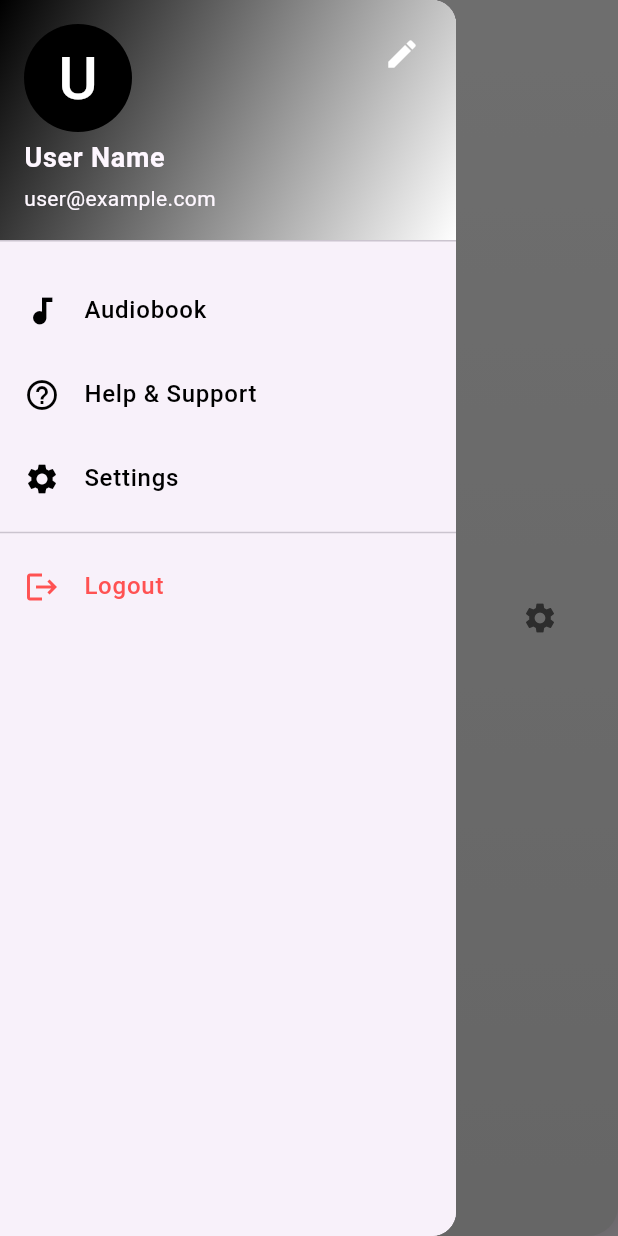
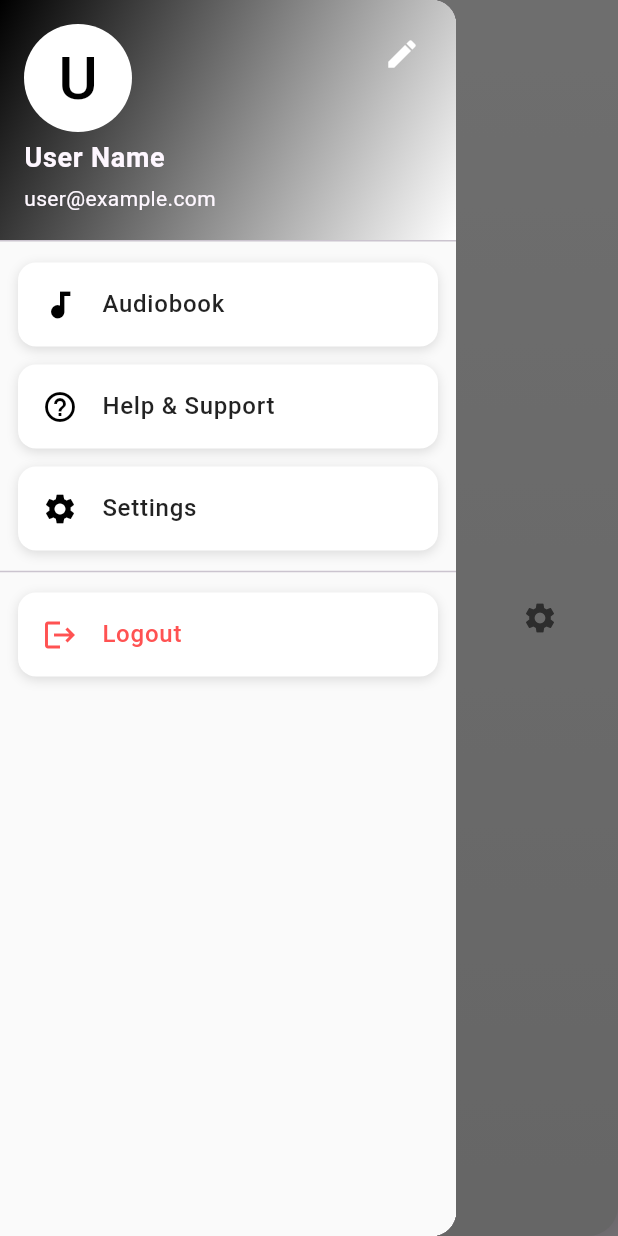
Before and after one commit to Walapalam/VisuaLit, a Flutter app: the screen it shows after launch, with the side drawer open, on a phone screen of 412 x 824 dp. Run offline on Flutter 3.47's test engine with Material 3 defaults, Android fonts, the phone set to English and light mode, and no system bars; drawn by our look-alikes of google_nav_bar.

Commit message:
settings screen and audibook

```diff
--- a/visualit_app/lib/views/drawer_menu.dart
+++ b/visualit_app/lib/views/drawer_menu.dart
@@ -1,4 +1,6 @@
 import 'package:flutter/material.dart';
+import 'package:visualit_app/views/settings_page.dart';
+import 'package:visualit_app/views/help_support_page.dart';
 import 'app_colours.dart' as AppColors;
 
 class DrawerMenu extends StatelessWidget {
@@ -7,8 +9,9 @@ class DrawerMenu extends StatelessWidget {
   @override
   Widget build(BuildContext context) {
     return Drawer(
-      child: ListView(
-        padding: EdgeInsets.zero,
+      child: Container(
+        color: Colors.grey[50],
+        child: Column(
           children: <Widget>[
             UserAccountsDrawerHeader(
               accountName: const Text(
@@ -20,10 +23,10 @@ class DrawerMenu extends StatelessWidget {
                 style: TextStyle(fontSize: 14),
               ),
               currentAccountPicture: CircleAvatar(
-              backgroundColor: AppColors.background,
+                backgroundColor: Colors.white,
                 child: Text(
                   'U',
-                style: TextStyle(fontSize: 40.0, color: AppColors.subBackground),
+                  style: TextStyle(fontSize: 40.0, color: AppColors.background),
                 ),
               ),
               decoration: BoxDecoration(
@@ -35,14 +38,16 @@ class DrawerMenu extends StatelessWidget {
               ),
               otherAccountsPictures: <Widget>[
                 IconButton(
-                icon: Icon(Icons.edit, color: Colors.white),
+                  icon: const Icon(Icons.edit, color: Colors.white),
                   onPressed: () {
                     // Handle edit profile button press
                   },
                 ),
               ],
             ),
-          const SizedBox(height: 10),
+            Expanded(
+              child: ListView(
+                children: [
                   _buildDrawerItem(
                     icon: Icons.audiotrack,
                     text: 'Audiobook',
@@ -54,14 +59,20 @@ class DrawerMenu extends StatelessWidget {
                     icon: Icons.help_outline,
                     text: 'Help & Support',
                     onTap: () {
-              // Handle Help tap
+                      Navigator.push(
+                        context,
+                        MaterialPageRoute(builder: (context) => const HelpSupportPage()),
+                      );
                     },
                   ),
                   _buildDrawerItem(
                     icon: Icons.settings,
                     text: 'Settings',
                     onTap: () {
-              // Handle Settings tap
+                      Navigator.push(
+                        context,
+                        MaterialPageRoute(builder: (context) => const SettingsPage()),
+                      );
                     },
                   ),
                   const Divider(),
@@ -75,6 +86,10 @@ class DrawerMenu extends StatelessWidget {
                   ),
                 ],
               ),
+            ),
+          ],
+        ),
+      ),
     );
   }
 
@@ -84,17 +99,31 @@ class DrawerMenu extends StatelessWidget {
     Color? color,
     required VoidCallback onTap,
   }) {
-    return ListTile(
+    return Container(
+      margin: const EdgeInsets.symmetric(horizontal: 12, vertical: 6),
+      decoration: BoxDecoration(
+        color: Colors.white,
+        borderRadius: BorderRadius.circular(12),
+        boxShadow: [
+          BoxShadow(
+            color: Colors.black12,
+            blurRadius: 6,
+            offset: Offset(0, 2),
+          ),
+        ],
+      ),
+      child: ListTile(
         leading: Icon(icon, color: color ?? AppColors.background),
         title: Text(
           text,
           style: TextStyle(
             fontSize: 16,
-          color: color ?? AppColors.background,
+            color: color ?? Colors.black87,
             fontWeight: FontWeight.w500,
           ),
         ),
         onTap: onTap,
+      ),
     );
   }
 }
--- a/visualit_app/lib/views/home_screen.dart
+++ b/visualit_app/lib/views/home_screen.dart
@@ -1,10 +1,11 @@
 import 'package:flutter/material.dart';
-import 'app_colours.dart' as AppColors;
-import 'drawer_menu.dart';
+import 'drawer_menu.dart'; // Import the drawer menu
 import 'home.dart';
 import 'profile_screen.dart';
 import 'bottom_navigation_bar.dart';
 import 'VisuaLit_appBar.dart'; // Import the custom app bar
+import 'settings_page.dart';
+import 'audiobook_page.dart'; // Import the audiobook page
 
 class HomeScreen extends StatefulWidget {
   const HomeScreen({super.key});
@@ -23,14 +24,8 @@ class _HomeScreenState extends State<HomeScreen> {
       style: TextStyle(fontSize: 35, fontWeight: FontWeight.bold),
     ),
     Home(),
-    Text(
-      'Audiobook Page',
-      style: TextStyle(fontSize: 35, fontWeight: FontWeight.bold),
-    ),
-    Text(
-      'Settings Page',
-      style: TextStyle(fontSize: 35, fontWeight: FontWeight.bold),
-    ),
+    AudiobookPage(), // Add the AudiobookPage widget
+    SettingsPage(),
   ];
 
   void _onItemTapped(int index) {
--- a/visualit_app/pubspec.yaml
+++ b/visualit_app/pubspec.yaml
@@ -35,6 +35,11 @@ dependencies:
   # Use with the CupertinoIcons class for iOS style icons.
   cupertino_icons: ^1.0.8
   google_nav_bar: ^5.0.7
+  flutter_settings_ui: ^3.0.1
+  flutter_tts: ^4.2.2
+  pdf_text: ^0.5.0
+  epubx: ^4.0.0
+  file_picker: ^8.3.3
 
 dev_dependencies:
   flutter_test:
```
Also changed, not shown: visualit_app/pubspec.lock, 7 other files. Lines whose indentation alone changed are shown as unchanged.
